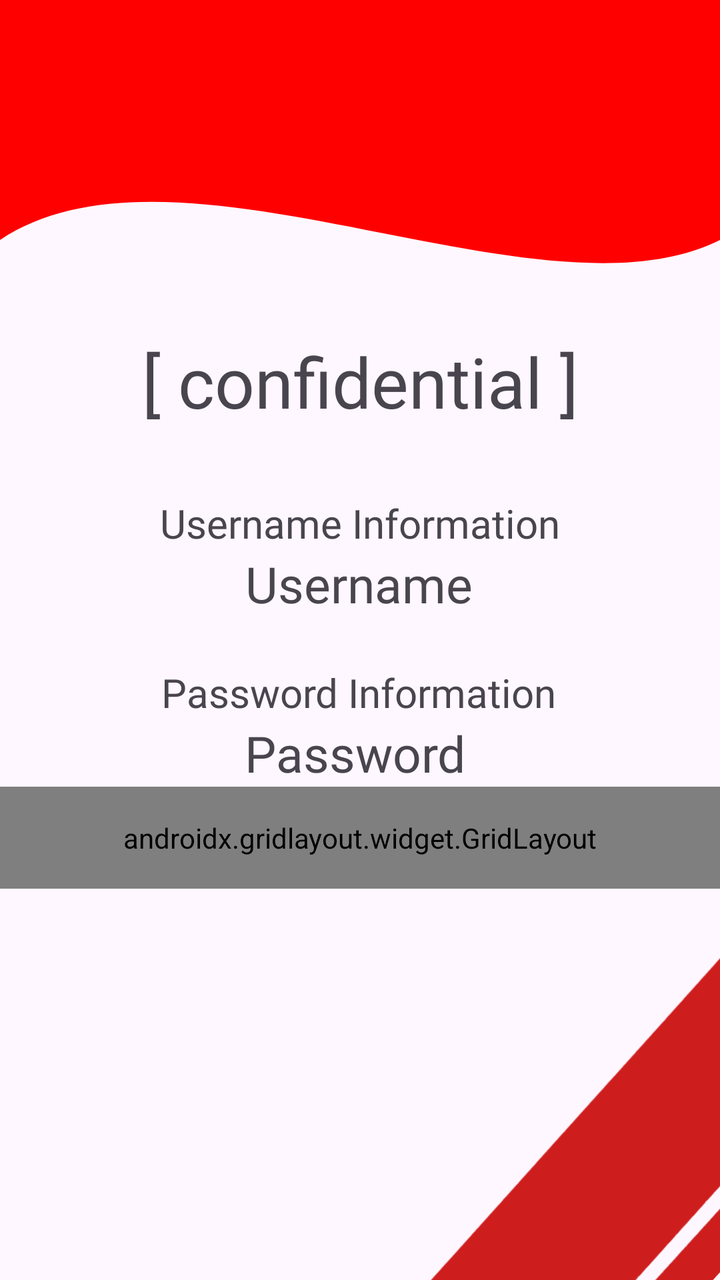
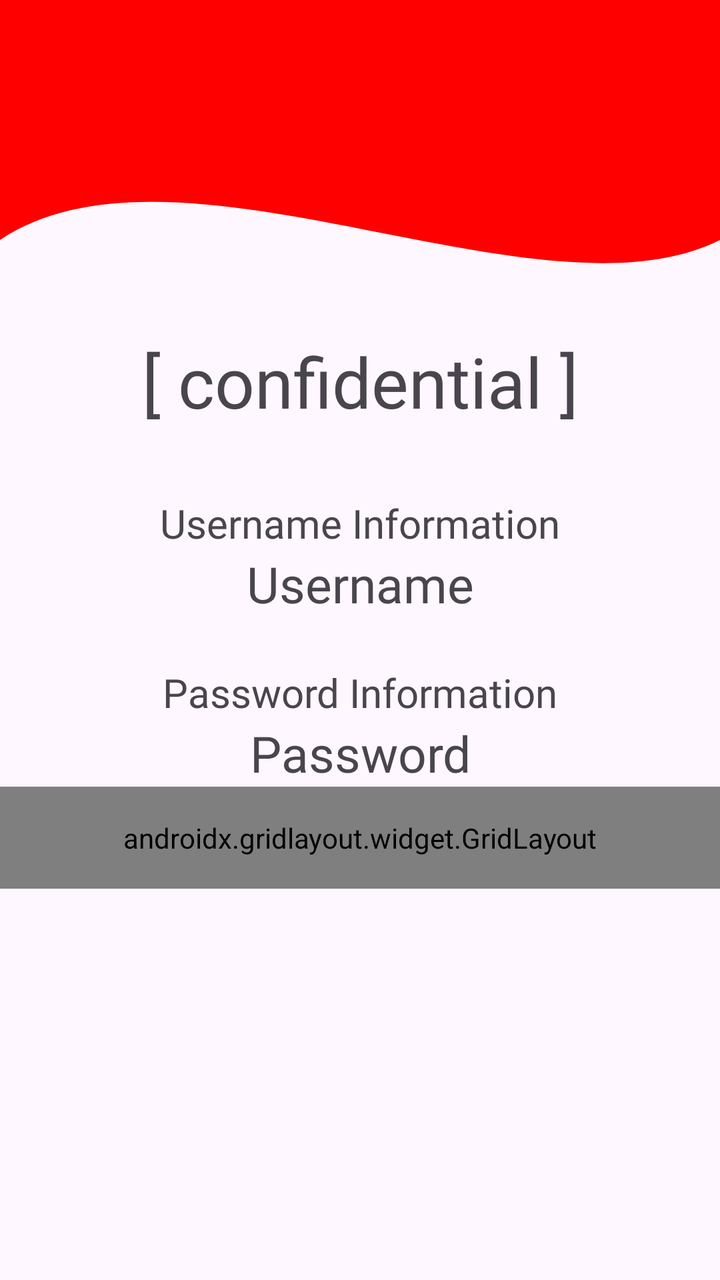

Screens rendered from an Android XML layout before and after an edit, with the pre-edit source and the edit as a unified diff.
<!-- AndroidManifest.xml: application theme Theme.Sherine_TIA -->
<!-- res/layout/fragment_home.xml -->
<?xml version="1.0" encoding="utf-8"?>
<androidx.constraintlayout.widget.ConstraintLayout xmlns:android="http://schemas.android.com/apk/res/android"
    xmlns:app="http://schemas.android.com/apk/res-auto"
    xmlns:tools="http://schemas.android.com/tools"
    android:id="@+id/main"
    android:layout_width="match_parent"
    android:layout_height="match_parent"
    tools:context=".MainActivity">

    <View
        android:id="@+id/background_header"
        android:layout_width="0dp"
        android:layout_height="300dp"
        android:background="@drawable/bg_header_wave"
        app:layout_constraintEnd_toEndOf="parent"
        app:layout_constraintStart_toStartOf="parent"
        app:layout_constraintTop_toTopOf="parent" />

    <androidx.appcompat.widget.Toolbar
        android:id="@+id/toolbar"
        android:layout_width="match_parent"
        android:layout_height="?attr/actionBarSize"
        android:background="#FF0000"
        app:layout_constraintBottom_toBottomOf="parent"
        app:layout_constraintEnd_toEndOf="parent"
        app:layout_constraintHorizontal_bias="0.0"
        app:layout_constraintStart_toStartOf="parent"
        app:layout_constraintTop_toTopOf="parent"
        app:layout_constraintVertical_bias="0.0"
        app:subtitleTextColor="@android:color/white"
        app:titleTextColor="@android:color/white" />

    
    
    
    
    
    
    
    
    
    

    <ImageView
        android:id="@+id/imageView13"
        android:layout_width="440dp"
        android:layout_height="287dp"
        android:layout_marginStart="76dp"
        android:rotation="-180"
        app:layout_constraintBottom_toBottomOf="parent"
        app:layout_constraintStart_toStartOf="parent"
        app:layout_constraintTop_toTopOf="parent"
        app:layout_constraintVertical_bias="1.0"
        app:srcCompat="@drawable/red" />

    <TextView
        android:id="@+id/password"
        android:layout_width="wrap_content"
        android:layout_height="wrap_content"
        android:layout_marginStart="80dp"
        android:layout_marginEnd="84dp"
        android:fontFamily="@font/cinzel_regular"
        android:text="Password"
        android:textSize="25dp"
        app:layout_constraintEnd_toEndOf="parent"
        app:layout_constraintHorizontal_bias="0.494"
        app:layout_constraintStart_toStartOf="parent"
        app:layout_constraintTop_toBottomOf="@+id/txtPassword" />

    <TextView
        android:id="@+id/textView5"
        android:layout_width="wrap_content"
        android:layout_height="wrap_content"
        android:fontFamily="@font/cinzel_bold"
        android:text="[ confidential ]"
        android:textSize="35dp"
        app:layout_constraintBottom_toBottomOf="parent"
        app:layout_constraintEnd_toEndOf="parent"
        app:layout_constraintStart_toStartOf="parent"
        app:layout_constraintTop_toTopOf="parent"
        app:layout_constraintVertical_bias="0.282" />

    <TextView
        android:id="@+id/username"
        android:layout_width="wrap_content"
        android:layout_height="wrap_content"
        android:fontFamily="@font/cinzel_regular"
        android:text="Username"
        android:textSize="25dp"
        app:layout_constraintEnd_toEndOf="parent"
        app:layout_constraintHorizontal_bias="0.498"
        app:layout_constraintStart_toStartOf="parent"
        app:layout_constraintTop_toBottomOf="@+id/txtUsername" />

    <TextView
        android:id="@+id/txtUsername"
        android:layout_width="wrap_content"
        android:layout_height="wrap_content"
        android:layout_marginTop="34dp"
        android:fontFamily="@font/cinzel_bold"
        android:text="Username Information"
        android:textSize="20sp"
        app:layout_constraintEnd_toEndOf="parent"
        app:layout_constraintStart_toStartOf="parent"
        app:layout_constraintTop_toBottomOf="@+id/textView5" />

    <TextView
        android:id="@+id/txtPassword"
        android:layout_width="wrap_content"
        android:layout_height="wrap_content"
        android:layout_marginTop="24dp"
        android:fontFamily="@font/cinzel_bold"
        android:text="Password Information"
        android:textSize="20sp"
        app:layout_constraintEnd_toEndOf="parent"
        app:layout_constraintHorizontal_bias="0.496"
        app:layout_constraintStart_toStartOf="parent"
        app:layout_constraintTop_toBottomOf="@+id/username" />

    <androidx.gridlayout.widget.GridLayout
        android:id="@+id/gridMenu"
        android:layout_width="0dp"
        android:layout_height="wrap_content"
        android:padding="16dp"
        app:columnCount="3"
        app:layout_constraintEnd_toEndOf="parent"
        app:layout_constraintHorizontal_bias="1.0"
        app:layout_constraintStart_toStartOf="parent"
        app:layout_constraintTop_toBottomOf="@+id/password"
        app:useDefaultMargins="true">

        <Button
            android:id="@+id/btnDetail"
            android:layout_width="150dp"
            android:layout_height="wrap_content"
            android:layout_marginTop="44dp"
            android:backgroundTint="@color/button"
            android:fontFamily="@font/godofwar"
            android:text="Detail >"
            app:layout_constraintEnd_toEndOf="parent"
            app:layout_constraintHorizontal_bias="0.206"
            app:layout_constraintStart_toStartOf="parent"
            app:layout_constraintTop_toBottomOf="@+id/password" />

        <Button
            android:id="@+id/btntolima"
            android:layout_width="wrap_content"
            android:layout_height="wrap_content"
            android:text="Pertemuan 5"
            app:layout_constraintBottom_toBottomOf="parent"
            app:layout_constraintEnd_toEndOf="parent"
            app:layout_constraintHorizontal_bias="0.56"
            app:layout_constraintStart_toStartOf="parent"
            app:layout_constraintTop_toBottomOf="@+id/btnDetail"
            app:layout_constraintVertical_bias="0.155" />

        <Button
            android:id="@+id/btnLogout"
            android:layout_width="wrap_content"
            android:layout_height="wrap_content"
            android:layout_marginBottom="28dp"
            android:backgroundTint="#AD0000"
            android:text="Logout"
            app:layout_constraintBottom_toBottomOf="parent"
            app:layout_constraintEnd_toEndOf="parent"
            app:layout_constraintHorizontal_bias="0.547"
            app:layout_constraintStart_toStartOf="parent" />


        <Button
            android:id="@+id/btntoenam"
            android:layout_width="wrap_content"
            android:layout_height="wrap_content"
            android:backgroundTint="#F80000"
            android:text="Pertemuan 6"
            app:layout_constraintBottom_toTopOf="@+id/btnLogout"
            app:layout_constraintEnd_toEndOf="parent"
            app:layout_constraintHorizontal_bias="0.56"
            app:layout_constraintStart_toStartOf="parent"
            app:layout_constraintTop_toBottomOf="@+id/btntolima"
            app:layout_constraintVertical_bias="0.392" />

        <Button
            android:id="@+id/btntosembilan"
            android:layout_width="wrap_content"
            android:layout_height="wrap_content"
            android:text="Pertemuan 9"
            app:layout_constraintBottom_toBottomOf="parent"
            app:layout_constraintEnd_toEndOf="parent"
            app:layout_constraintHorizontal_bias="0.407"
            app:layout_constraintStart_toEndOf="@+id/btnDetail"
            app:layout_constraintTop_toBottomOf="@+id/password"
            app:layout_constraintVertical_bias="0.164" />
    </androidx.gridlayout.widget.GridLayout>
</androidx.constraintlayout.widget.ConstraintLayout>
<!-- resources referenced by this layout -->
<resources>
  <color name="button">#D60000</color>
  <!-- drawable bg_header_wave (drawable) -->
  <?xml version="1.0" encoding="utf-8"?>
  <vector xmlns:android="http://schemas.android.com/apk/res/android"
      android:width="100dp"
      android:height="100dp"
      android:viewportWidth="100"
      android:viewportHeight="100">
      <path
          android:fillColor="#FF0000"
          android:pathData="M0,0 L100,0 L100,40 C75,55 25,20 0,40 Z" />
  
  
  
  </vector>
  <!-- drawable red: jpeg bitmap (drawable, 53799 bytes) -->
  <style name="Theme.Sherine_TIA" parent="Base.Theme.Sherine_TIA" />
  <style name="Base.Theme.Sherine_TIA" parent="Theme.Material3.DayNight.NoActionBar">
          
          
      </style>
</resources>

<!-- the commit's change to res/layout/fragment_home.xml (unified diff, before → after) -->
@@ -21,51 +21,11 @@
         android:layout_width="match_parent"
         android:layout_height="?attr/actionBarSize"
         android:background="#FF0000"
-        app:layout_constraintBottom_toBottomOf="parent"
         app:layout_constraintEnd_toEndOf="parent"
-        app:layout_constraintHorizontal_bias="0.0"
         app:layout_constraintStart_toStartOf="parent"
         app:layout_constraintTop_toTopOf="parent"
-        app:layout_constraintVertical_bias="0.0"
         app:subtitleTextColor="@android:color/white"
         app:titleTextColor="@android:color/white" />
-
-    
-    
-    
-    
-    
-    
-    
-    
-    
-    
-
-    <ImageView
-        android:id="@+id/imageView13"
-        android:layout_width="440dp"
-        android:layout_height="287dp"
-        android:layout_marginStart="76dp"
-        android:rotation="-180"
-        app:layout_constraintBottom_toBottomOf="parent"
-        app:layout_constraintStart_toStartOf="parent"
-        app:layout_constraintTop_toTopOf="parent"
-        app:layout_constraintVertical_bias="1.0"
-        app:srcCompat="@drawable/red" />
-
-    <TextView
-        android:id="@+id/password"
-        android:layout_width="wrap_content"
-        android:layout_height="wrap_content"
-        android:layout_marginStart="80dp"
-        android:layout_marginEnd="84dp"
-        android:fontFamily="@font/cinzel_regular"
-        android:text="Password"
-        android:textSize="25dp"
-        app:layout_constraintEnd_toEndOf="parent"
-        app:layout_constraintHorizontal_bias="0.494"
-        app:layout_constraintStart_toStartOf="parent"
-        app:layout_constraintTop_toBottomOf="@+id/txtPassword" />
 
     <TextView
         android:id="@+id/textView5"
@@ -73,24 +33,12 @@
         android:layout_height="wrap_content"
         android:fontFamily="@font/cinzel_bold"
         android:text="[ confidential ]"
-        android:textSize="35dp"
+        android:textSize="35sp"
         app:layout_constraintBottom_toBottomOf="parent"
         app:layout_constraintEnd_toEndOf="parent"
         app:layout_constraintStart_toStartOf="parent"
         app:layout_constraintTop_toTopOf="parent"
         app:layout_constraintVertical_bias="0.282" />
-
-    <TextView
-        android:id="@+id/username"
-        android:layout_width="wrap_content"
-        android:layout_height="wrap_content"
-        android:fontFamily="@font/cinzel_regular"
-        android:text="Username"
-        android:textSize="25dp"
-        app:layout_constraintEnd_toEndOf="parent"
-        app:layout_constraintHorizontal_bias="0.498"
-        app:layout_constraintStart_toStartOf="parent"
-        app:layout_constraintTop_toBottomOf="@+id/txtUsername" />
 
     <TextView
         android:id="@+id/txtUsername"
@@ -105,6 +53,17 @@
         app:layout_constraintTop_toBottomOf="@+id/textView5" />
 
     <TextView
+        android:id="@+id/username"
+        android:layout_width="wrap_content"
+        android:layout_height="wrap_content"
+        android:fontFamily="@font/cinzel_regular"
+        android:text="Username"
+        android:textSize="25sp"
+        app:layout_constraintEnd_toEndOf="parent"
+        app:layout_constraintStart_toStartOf="parent"
+        app:layout_constraintTop_toBottomOf="@+id/txtUsername" />
+
+    <TextView
         android:id="@+id/txtPassword"
         android:layout_width="wrap_content"
         android:layout_height="wrap_content"
@@ -113,9 +72,19 @@
         android:text="Password Information"
         android:textSize="20sp"
         app:layout_constraintEnd_toEndOf="parent"
-        app:layout_constraintHorizontal_bias="0.496"
         app:layout_constraintStart_toStartOf="parent"
         app:layout_constraintTop_toBottomOf="@+id/username" />
+
+    <TextView
+        android:id="@+id/password"
+        android:layout_width="wrap_content"
+        android:layout_height="wrap_content"
+        android:fontFamily="@font/cinzel_regular"
+        android:text="Password"
+        android:textSize="25sp"
+        app:layout_constraintEnd_toEndOf="parent"
+        app:layout_constraintStart_toStartOf="parent"
+        app:layout_constraintTop_toBottomOf="@+id/txtPassword" />
 
     <androidx.gridlayout.widget.GridLayout
         android:id="@+id/gridMenu"
@@ -124,72 +93,54 @@
         android:padding="16dp"
         app:columnCount="3"
         app:layout_constraintEnd_toEndOf="parent"
-        app:layout_constraintHorizontal_bias="1.0"
         app:layout_constraintStart_toStartOf="parent"
         app:layout_constraintTop_toBottomOf="@+id/password"
         app:useDefaultMargins="true">
 
         <Button
             android:id="@+id/btnDetail"
-            android:layout_width="150dp"
+            android:layout_width="0dp"
             android:layout_height="wrap_content"
-            android:layout_marginTop="44dp"
             android:backgroundTint="@color/button"
             android:fontFamily="@font/godofwar"
             android:text="Detail >"
-            app:layout_constraintEnd_toEndOf="parent"
-            app:layout_constraintHorizontal_bias="0.206"
-            app:layout_constraintStart_toStartOf="parent"
-            app:layout_constraintTop_toBottomOf="@+id/password" />
+            app:layout_columnWeight="1"
+            app:layout_gravity="fill_horizontal" />
 
         <Button
             android:id="@+id/btntolima"
-            android:layout_width="wrap_content"
+            android:layout_width="0dp"
             android:layout_height="wrap_content"
             android:text="Pertemuan 5"
-            app:layout_constraintBottom_toBottomOf="parent"
-            app:layout_constraintEnd_toEndOf="parent"
-            app:layout_constraintHorizontal_bias="0.56"
-            app:layout_constraintStart_toStartOf="parent"
-            app:layout_constraintTop_toBottomOf="@+id/btnDetail"
-            app:layout_constraintVertical_bias="0.155" />
+            app:layout_columnWeight="1"
+            app:layout_gravity="fill_horizontal" />
 
         <Button
             android:id="@+id/btnLogout"
-            android:layout_width="wrap_content"
+            android:layout_width="0dp"
             android:layout_height="wrap_content"
-            android:layout_marginBottom="28dp"
             android:backgroundTint="#AD0000"
             android:text="Logout"
-            app:layout_constraintBottom_toBottomOf="parent"
-            app:layout_constraintEnd_toEndOf="parent"
-            app:layout_constraintHorizontal_bias="0.547"
-            app:layout_constraintStart_toStartOf="parent" />
-
+            app:layout_columnWeight="1"
+            app:layout_gravity="fill_horizontal" />
 
         <Button
             android:id="@+id/btntoenam"
-            android:layout_width="wrap_content"
+            android:layout_width="0dp"
             android:layout_height="wrap_content"
             android:backgroundTint="#F80000"
             android:text="Pertemuan 6"
-            app:layout_constraintBottom_toTopOf="@+id/btnLogout"
-            app:layout_constraintEnd_toEndOf="parent"
-            app:layout_constraintHorizontal_bias="0.56"
-            app:layout_constraintStart_toStartOf="parent"
-            app:layout_constraintTop_toBottomOf="@+id/btntolima"
-            app:layout_constraintVertical_bias="0.392" />
+            app:layout_columnWeight="1"
+            app:layout_gravity="fill_horizontal" />
 
         <Button
             android:id="@+id/btntosembilan"
-            android:layout_width="wrap_content"
+            android:layout_width="0dp"
             android:layout_height="wrap_content"
             android:text="Pertemuan 9"
-            app:layout_constraintBottom_toBottomOf="parent"
-            app:layout_constraintEnd_toEndOf="parent"
-            app:layout_constraintHorizontal_bias="0.407"
-            app:layout_constraintStart_toEndOf="@+id/btnDetail"
-            app:layout_constraintTop_toBottomOf="@+id/password"
-            app:layout_constraintVertical_bias="0.164" />
+            app:layout_columnWeight="1"
+            app:layout_gravity="fill_horizontal" />
+
     </androidx.gridlayout.widget.GridLayout>
+
 </androidx.constraintlayout.widget.ConstraintLayout>
<!-- resource entries referenced after the edit -->
@@ -15,7 +15,6 @@
   
   
   </vector>
-  <!-- drawable red: jpeg bitmap (drawable, 53799 bytes) -->
   <style name="Theme.Sherine_TIA" parent="Base.Theme.Sherine_TIA" />
   <style name="Base.Theme.Sherine_TIA" parent="Theme.Material3.DayNight.NoActionBar">
           
